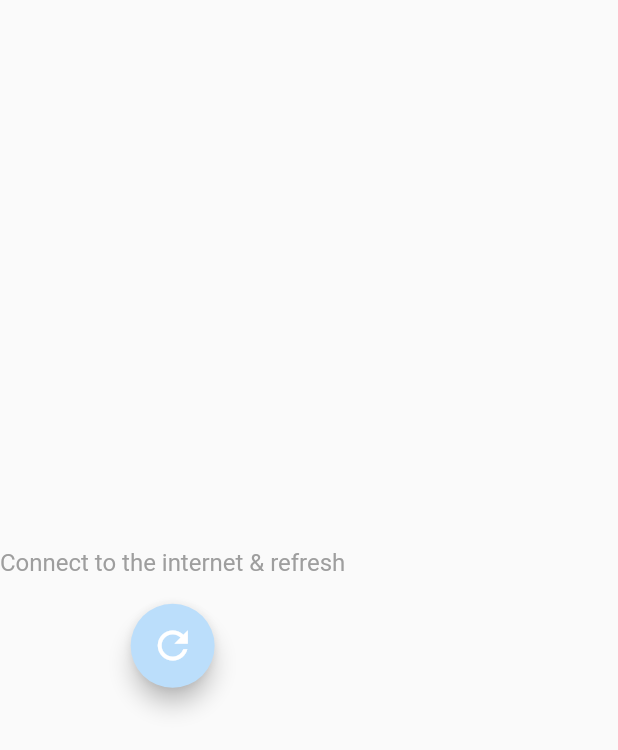
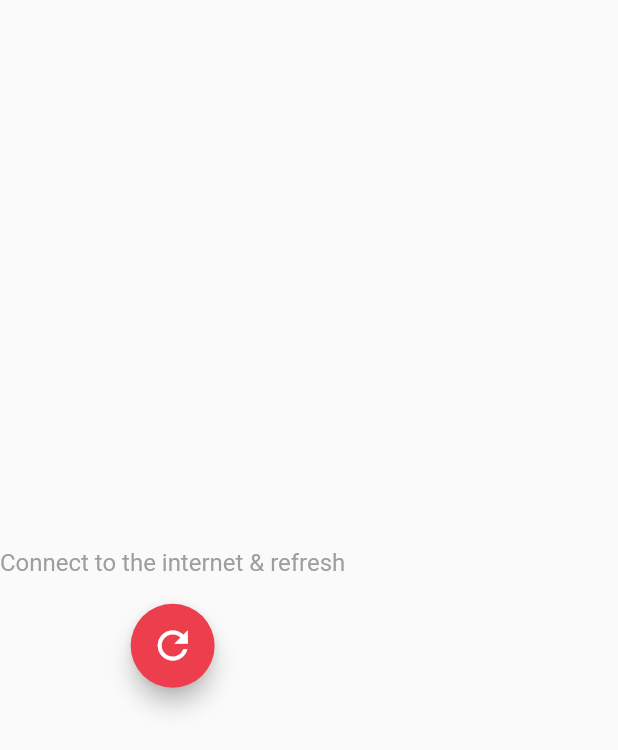
Before and after one commit to BramDC3/Anthem-Assistant, a Flutter app: the NoInternetConnection widget shown alone on an empty page, opened directly with empty values, on a phone screen of 412 x 824 dp. Shown: the top 750 px of the screen. Run offline on Flutter 3.47's test engine with Material 2 defaults, Android fonts, the phone set to English and light mode, and no system bars; our stand-ins replace random_string; network calls fail; statements that could not run were skipped.

Commit message:
Updated the colors of a FAB and a loading indicator.

```diff
--- a/anthem_assistant/lib/views/widgets/nointernetconnection.dart
+++ b/anthem_assistant/lib/views/widgets/nointernetconnection.dart
@@ -21,7 +21,7 @@ class NoInternetConnection extends StatelessWidget {
         Padding(
           padding: const EdgeInsets.only(top: 18.0),
           child: FloatingActionButton(
-            backgroundColor: Theme.of(context).primaryColorLight,
+            backgroundColor: Color(0xFFed3e4d),
             child: Icon(Icons.refresh, size: 30.0,),
             onPressed: action,
           ),
```
Also changed, not shown: anthem_assistant/lib/views/widgets/news_page/tweetcardlist.dart (+7 -1 lines).
